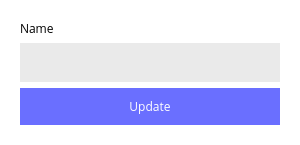
Above: src/Dialogs/editcategorydialog.ui from romanato73/vut-icp-2021 before the change. Below: the same form after it.
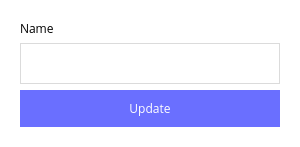
That is the form after the change.

```diff
--- a/src/Dialogs/editcategorydialog.ui
+++ b/src/Dialogs/editcategorydialog.ui
@@ -60,8 +60,7 @@
          </font>
         </property>
         <property name="styleSheet">
-         <string notr="true">background-color: #EAEAEA;
-border: none;
+         <string notr="true">border: 1px solid #DBDBDB;
 padding: 10px;</string>
         </property>
        </widget>
```
Left out of the diff: 5 changed lines with no effect on the pictures.
